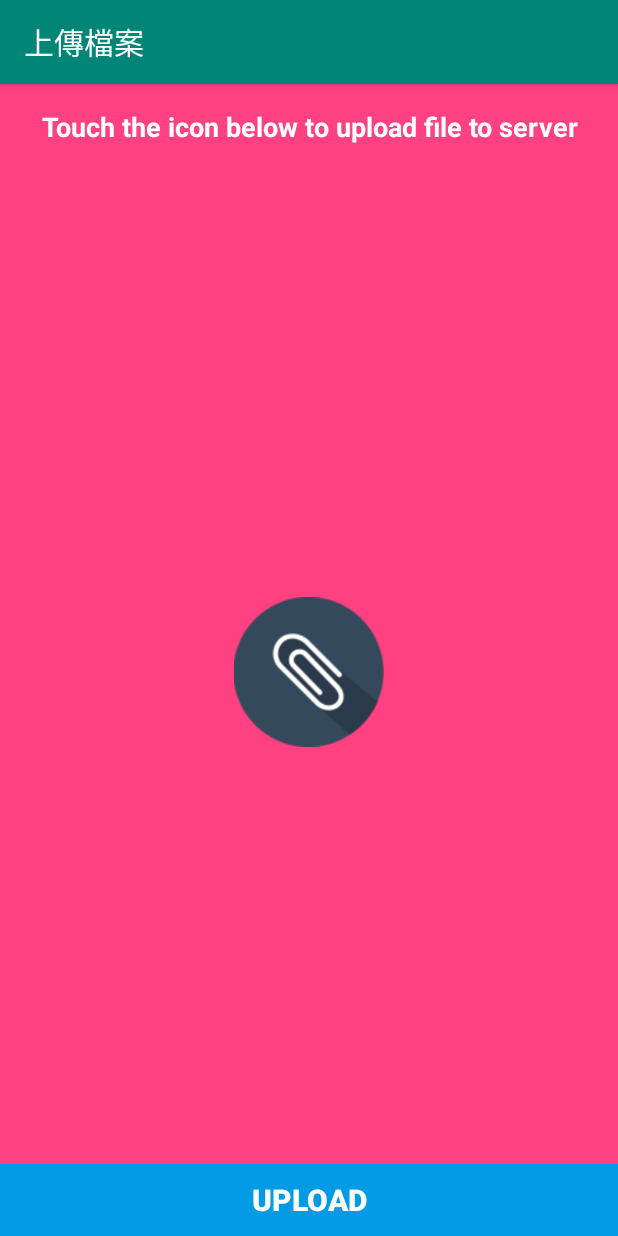
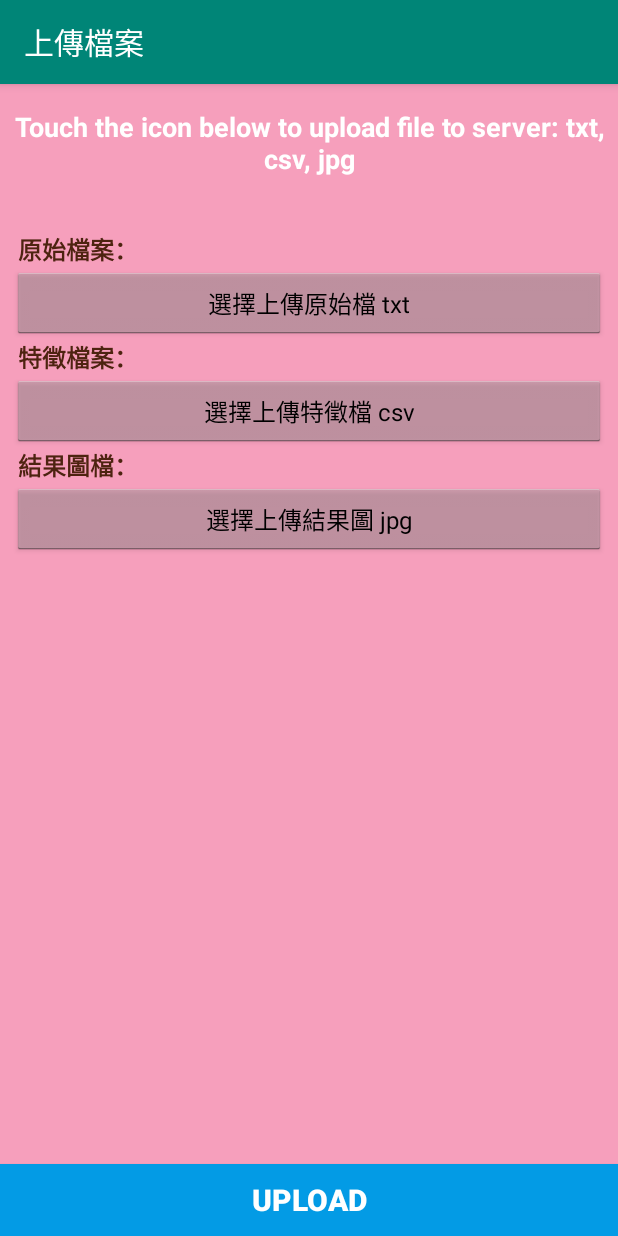
Before and after one commit to Jalyway/PTCare_CMU, an Android app: the UploadRec screen opened directly, with no data from a screen before it, after a tap on "UPLOAD", on a phone screen of 412 x 824 dp. Run offline under Robolectric (Android 15) with nearby library versions, the phone set to English and light mode, and no system bars; 2 statements that could not run were skipped.

Commit message:
2019/07/17 # UploadFile

```diff
--- a/app/src/main/java/com/example/ptcare_cmu/Download.java
+++ b/app/src/main/java/com/example/ptcare_cmu/Download.java
@@ -118,7 +118,6 @@ public class Download extends MainActivity {
                 progressBar.setVisibility(View.GONE);
                 tvResult.setText(message.obj.toString());
 
-                //////////////////////////////////////////////////////////QQQQQQQQQQQQQQQQQQQQQQQQQQQQQQQQQQQQQQQQQQQQQQQQQQQQQQQQ
                 Intent intent = new Intent(getApplicationContext(), LineChartActivity.class);
                 startActivity(intent);
             }
--- a/app/src/main/java/com/example/ptcare_cmu/UploadRec.java
+++ b/app/src/main/java/com/example/ptcare_cmu/UploadRec.java
@@ -1,12 +1,16 @@
 package com.example.ptcare_cmu;
 
 import android.app.Activity;
+import android.content.Context;
 import android.content.Intent;
+import android.content.pm.ActivityInfo;
+import android.net.ConnectivityManager;
+import android.net.NetworkInfo;
 import android.net.Uri;
 import android.os.Bundle;
 import android.os.PowerManager;
+import android.provider.Settings;
 import android.support.annotation.Nullable;
-import android.support.v7.app.AppCompatActivity;
 import android.util.Log;
 import android.view.View;
 import android.widget.Button;
@@ -14,61 +18,95 @@ import android.widget.ImageView;
 import android.widget.TextView;
 import android.widget.Toast;
 
+import java.util.ArrayList;
+
 public class UploadRec extends MainActivity implements View.OnClickListener, AsyncResponse {
     private static final int PICK_FILE_REQUEST = 1;
     private static final String TAG = MainActivity.class.getSimpleName();
     //
-    private String selectedFilePath;
+    private String[] selectedFilePath = new String[3];
     private UploadFile mUpload;
     private String SERVER_URL = "http://140.128.65.114:8000/PRRFISHome/PTC/uploadc.jsp"; //POST網址
     //
-    private ImageView iv_Attachment;
+    private Button[] btn_choose = new Button[3];
     private Button btn_Upload;
-    private TextView tv_FileName;
+    private TextView[] tv_FileName = new TextView[3];
+    private int index;
+    private int upload_count = 0;
     PowerManager.WakeLock wakeLock;
+
+
 
     @Override
     protected void onCreate(@Nullable Bundle savedInstanceState) {
         super.onCreate(savedInstanceState);
         setContentView(R.layout.uploadrec);
+        setRequestedOrientation(ActivityInfo.SCREEN_ORIENTATION_LOCKED);
         //
-        iv_Attachment = findViewById(R.id.ivAttachment);
+        btn_choose[0] = findViewById(R.id.btn_choose1);
+        btn_choose[1] = findViewById(R.id.btn_choose2);
+        btn_choose[2] = findViewById(R.id.btn_choose3);
         btn_Upload = findViewById(R.id.btn_upload);
-        tv_FileName = findViewById(R.id.tv_fileName);
-        iv_Attachment.setOnClickListener(this);
+        tv_FileName[0] = findViewById(R.id.tv_fileName1);
+        tv_FileName[1] = findViewById(R.id.tv_fileName2);
+        tv_FileName[2] = findViewById(R.id.tv_fileName3);
+        btn_choose[0].setOnClickListener(this);
+        btn_choose[1].setOnClickListener(this);
+        btn_choose[2].setOnClickListener(this);
         btn_Upload.setOnClickListener(this);
+
+
+        // 判斷是否有開啟網路連線
+        ConnectivityManager connectivityManager = (ConnectivityManager) getSystemService(Context.CONNECTIVITY_SERVICE);
+        if(connectivityManager.getNetworkInfo(ConnectivityManager.TYPE_MOBILE).getState() != NetworkInfo.State.CONNECTED &&
+                connectivityManager.getNetworkInfo(ConnectivityManager.TYPE_WIFI).getState() != NetworkInfo.State.CONNECTED) {
+            //we are not connected to the network
+            Toast.makeText(this,"請先開啟網路連線",Toast.LENGTH_LONG).show();
+            startActivity(new Intent(Settings.ACTION_WIFI_SETTINGS));
+        }
     }
 
     @Override
-    public void onClick(View v) {
-        if (v == iv_Attachment) {
-            // on attachment icon click
-            showFileChooser();
+    public void onClick(View view) {
+        for (int i=0; i<btn_choose.length; i++) {
+            if (view == btn_choose[i]) {
+                index = i;
+                showFileChooser(index);
+            }
         }
-        if (v == btn_Upload) {
-            // on upload button Click
-            if (selectedFilePath != null) {
-                // dialog = ProgressDialog.show(MainActivity.this, "", "Uploading File...", true);
-                mUpload = new UploadFile(getApplicationContext(), UploadRec.this);
-                mUpload.execute(SERVER_URL, selectedFilePath);  //傳入URL,檔案路徑
-                mUpload.delegate = UploadRec.this;
+
+        if (view == btn_Upload) {
+            if (selectedFilePath[0]!=null && selectedFilePath[1]!=null && selectedFilePath[2]!=null) {
+                for (int i=0; i<3; i++) {
+                    mUpload = new UploadFile(getApplicationContext(),UploadRec.this);
+                    mUpload.execute(SERVER_URL, selectedFilePath[i]);  //傳入URL,檔案路徑
+                    mUpload.delegate = UploadRec.this;
+                }
             }
             else
-                Toast.makeText(UploadRec.this, "Please choose a File First", Toast.LENGTH_SHORT).show();
+                Toast.makeText(UploadRec.this, "Please choose 3 files totally First", Toast.LENGTH_SHORT).show();
         }
     }
 
     //
-    private void showFileChooser() {
-        Intent intent = new Intent();
-        // sets the select file to all types of files
-        intent.setType("text/plain"); // file/* 改
-        // intent.setType("*/*"); // file/* 改
+    private void showFileChooser(int index) {
+        Intent intent = new Intent(Intent.ACTION_GET_CONTENT);
         intent.addCategory(Intent.CATEGORY_OPENABLE);
-        // allows to select data and return it
-        intent.setAction(Intent.ACTION_GET_CONTENT);
-        // starts new activity to select file and return data
-        startActivityForResult(Intent.createChooser(intent, "Choose File to Upload.."), PICK_FILE_REQUEST);
+
+        if (index == 0) {
+            intent.setType("text/plain");
+            // starts new activity to select file and return data
+            startActivityForResult(Intent.createChooser(intent,"Choose .txt File to Upload.."), PICK_FILE_REQUEST);
+        } else if (index == 1) {
+            intent.setType("text/plain");
+            // starts new activity to select file and return data
+            startActivityForResult(Intent.createChooser(intent,"Choose .csv File to Upload.."), PICK_FILE_REQUEST);
+        } else if (index == 2) {
+            intent.setType("image/*");
+            // starts new activity to select file and return data
+            startActivityForResult(Intent.createChooser(intent,"Choose image File to Upload.."), PICK_FILE_REQUEST);
+        }
+
     }
 
     @Override
@@ -88,12 +126,12 @@ public class UploadRec extends MainActivity implements View.OnClickListener, Asy
                 Uri selectedFileUri = data.getData();
                 //Toast.makeText(this, selectedFileUri.toString(), Toast.LENGTH_LONG).show();
 
-                selectedFilePath = FilePath.getPath(this, selectedFileUri);
-                Log.i(TAG, "Selected File Path:" + selectedFilePath);
+                selectedFilePath[index] = FilePath.getPath(this, selectedFileUri);
+                Log.i(TAG, "Selected File Path:" + selectedFilePath[index]);
 
-                if (selectedFilePath!=null && !selectedFilePath.equals("")) {
-                    String filename = selectedFilePath.substring(selectedFilePath.lastIndexOf("/") + 1);
-                    tv_FileName.setText(filename);  //只顯示檔名
+                if (selectedFilePath[index]!=null && !selectedFilePath[index].equals("")) {
+                    String filename = selectedFilePath[index].substring(selectedFilePath[index].lastIndexOf("/") + 1);
+                    tv_FileName[index].setText(filename);  //只顯示檔名
                 }
                 else
                     Toast.makeText(this, "Cannot upload file to server ", Toast.LENGTH_LONG).show();
@@ -104,7 +142,9 @@ public class UploadRec extends MainActivity implements View.OnClickListener, Asy
     }
 
     @Override
-    public void processFinish(String output){
-        Toast.makeText(getApplicationContext(), "資料上傳完成", Toast.LENGTH_SHORT).show();
+    public void processFinish(String output) {
+        upload_count++;
+        if (upload_count == 3)
+            Toast.makeText(getApplicationContext(), "資料皆上傳完成", Toast.LENGTH_SHORT).show();
     }
 }
--- a/app/src/main/res/layout/activity_main.xml
+++ b/app/src/main/res/layout/activity_main.xml
@@ -8,9 +8,9 @@
 
     <LinearLayout
         android:layout_width="0dp"
-        android:layout_height="699dp"
+        android:layout_height="600dp"
         android:layout_marginStart="4dp"
-        android:layout_marginTop="16dp"
+        android:layout_marginTop="20dp"
         android:layout_marginEnd="4dp"
         android:orientation="vertical"
         app:layout_constraintEnd_toEndOf="parent"
@@ -36,7 +36,7 @@
                 android:layout_height="wrap_content"
                 android:layout_weight="1"
                 android:background="@android:color/transparent"
-                app:srcCompat="@drawable/image2" />
+                app:srcCompat="@drawable/image3" />
         </LinearLayout>
 
         <LinearLayout
@@ -74,7 +74,7 @@
                 android:layout_height="wrap_content"
                 android:layout_weight="1"
                 android:background="@android:color/transparent"
-                app:srcCompat="@drawable/image3" />
+                app:srcCompat="@drawable/image2" />
 
             <ImageButton
                 android:id="@+id/imageButton4"
--- a/app/src/main/res/layout/uploadrec.xml
+++ b/app/src/main/res/layout/uploadrec.xml
@@ -4,52 +4,23 @@
     xmlns:tools="http://schemas.android.com/tools"
     android:layout_width="match_parent"
     android:layout_height="match_parent"
-    android:background="#FFFF4081"
-    android:paddingTop="16dp"
+    android:background="#75F03471"
+    android:paddingTop="8dp"
     tools:context=".UploadRec">
 
     <TextView
         android:id="@+id/tvHeading"
         android:layout_width="match_parent"
         android:layout_height="wrap_content"
+        android:layout_marginTop="8dp"
         android:gravity="center"
-        android:text="Touch the icon below to upload file to server"
+        android:text="Touch the icon below to upload file to server: txt, csv, jpg"
         android:textColor="#fff"
         android:textSize="18sp"
         android:textStyle="bold"
         app:layout_constraintEnd_toEndOf="parent"
-        app:layout_constraintHorizontal_bias="0.0"
         app:layout_constraintStart_toStartOf="parent"
         app:layout_constraintTop_toTopOf="parent" />
-
-    <ImageView
-        android:id="@+id/ivAttachment"
-        android:layout_width="100dp"
-        android:layout_height="100dp"
-        android:layout_centerHorizontal="true"
-        android:layout_centerVertical="true"
-        android:layout_marginStart="8dp"
-        android:layout_marginTop="8dp"
-        android:layout_marginEnd="8dp"
-        android:layout_marginBottom="8dp"
-        android:src="@drawable/attach_icon"
-        app:layout_constraintBottom_toBottomOf="parent"
-        app:layout_constraintEnd_toEndOf="parent"
-        app:layout_constraintStart_toStartOf="parent"
-        app:layout_constraintTop_toTopOf="parent" />
-
-    <TextView
-        android:id="@+id/tv_fileName"
-        android:layout_width="wrap_content"
-        android:layout_height="wrap_content"
-        android:layout_marginStart="8dp"
-        android:layout_marginTop="8dp"
-        android:layout_marginEnd="8dp"
-        android:gravity="center"
-        android:textColor="#fff"
-        app:layout_constraintEnd_toEndOf="parent"
-        app:layout_constraintStart_toStartOf="parent"
-        app:layout_constraintTop_toBottomOf="@+id/ivAttachment" />
 
     <Button
         android:id="@+id/btn_upload"
@@ -66,4 +37,120 @@
         app:layout_constraintHorizontal_bias="1.0"
         app:layout_constraintStart_toStartOf="parent" />
 
+    <LinearLayout
+        android:layout_width="0dp"
+        android:layout_height="560dp"
+        android:layout_marginStart="8dp"
+        android:layout_marginTop="36dp"
+        android:layout_marginEnd="8dp"
+        android:orientation="vertical"
+        app:layout_constraintEnd_toEndOf="parent"
+        app:layout_constraintStart_toStartOf="parent"
+        app:layout_constraintTop_toBottomOf="@+id/tvHeading">
+
+        <LinearLayout
+            android:layout_width="match_parent"
+            android:layout_height="wrap_content"
+            android:orientation="horizontal">
+
+            <TextView
+                android:id="@+id/textView18"
+                android:layout_width="wrap_content"
+                android:layout_height="wrap_content"
+                android:fontFamily="sans-serif-black"
+                android:paddingLeft="4sp"
+                android:text="原始檔案："
+                android:textAlignment="center"
+                android:textColor="#4D2310"
+                android:textSize="16sp" />
+
+            <TextView
+                android:id="@+id/tv_fileName1"
+                android:layout_width="wrap_content"
+                android:layout_height="wrap_content"
+                android:layout_weight="1"
+                android:fontFamily="sans-serif-black"
+                android:textColor="#4D2310"
+                android:textSize="16sp" />
+        </LinearLayout>
+
+        <Button
+            android:id="@+id/btn_choose1"
+            style="@android:style/Widget.Holo.Light.Button.Inset"
+            android:layout_width="match_parent"
+            android:layout_height="wrap_content"
+            android:layout_gravity="center"
+            android:text="選擇上傳原始檔 txt"
+            android:textSize="16sp" />
+
+        <LinearLayout
+            android:layout_width="match_parent"
+            android:layout_height="wrap_content"
+            android:orientation="horizontal">
+
+            <TextView
+                android:id="@+id/textView24"
+                android:layout_width="wrap_content"
+                android:layout_height="wrap_content"
+                android:fontFamily="sans-serif-black"
+                android:paddingLeft="4sp"
+                android:text="特徵檔案："
+                android:textColor="#4D2310"
+                android:textSize="16sp" />
+
+            <TextView
+                android:id="@+id/tv_fileName2"
+                android:layout_width="wrap_content"
+                android:layout_height="wrap_content"
+                android:layout_weight="1"
+                android:fontFamily="sans-serif-black"
+                android:textColor="#4D2310"
+                android:textSize="16sp" />
+        </LinearLayout>
+
+        <Button
+            android:id="@+id/btn_choose2"
+            style="@android:style/Widget.Holo.Light.Button.Inset"
+            android:layout_width="match_parent"
+            android:layout_height="wrap_content"
+            android:layout_gravity="center"
+            android:text="選擇上傳特徵檔 csv"
+            android:textSize="16sp" />
+
+        <LinearLayout
+            android:layout_width="match_parent"
+            android:layout_height="wrap_content"
+            android:orientation="horizontal">
+
+            <TextView
+                android:id="@+id/textView26"
+                android:layout_width="wrap_content"
+                android:layout_height="wrap_content"
+                android:fontFamily="sans-serif-black"
+                android:paddingLeft="4sp"
+                android:text="結果圖檔："
+                android:textColor="#4D2310"
+                android:textSize="16sp" />
+
+            <TextView
+                android:id="@+id/tv_fileName3"
+                android:layout_width="wrap_content"
+                android:layout_height="wrap_content"
+                android:layout_weight="1"
+                android:fontFamily="sans-serif-black"
+                android:textColor="#4D2310"
+                android:textSize="16sp" />
+        </LinearLayout>
+
+        <Button
+            android:id="@+id/btn_choose3"
+            style="@android:style/Widget.Holo.Light.Button.Inset"
+            android:layout_width="match_parent"
+            android:layout_height="wrap_content"
+            android:layout_gravity="center"
+            android:text="選擇上傳結果圖 jpg"
+            android:textSize="16sp" />
+
+    </LinearLayout>
+
 </android.support.constraint.ConstraintLayout>
--- a/app/src/main/res/values/colors.xml
+++ b/app/src/main/res/values/colors.xml
@@ -2,5 +2,5 @@
 <resources>
     <color name="colorPrimary">#008577</color>
     <color name="colorPrimaryDark">#00574B</color>
-    <color name="colorAccent">#D81B60</color>
+    <color name="colorAccent">#FF4081</color>
 </resources>
```
Also changed, not shown: app/src/main/res/drawable/image1.png, app/src/main/res/drawable/image2.png, app/src/main/res/drawable/image3.png, app/src/main/res/drawable/image4.png, app/src/main/res/drawable/image5.png, app/src/main/res/drawable/image6.png.
